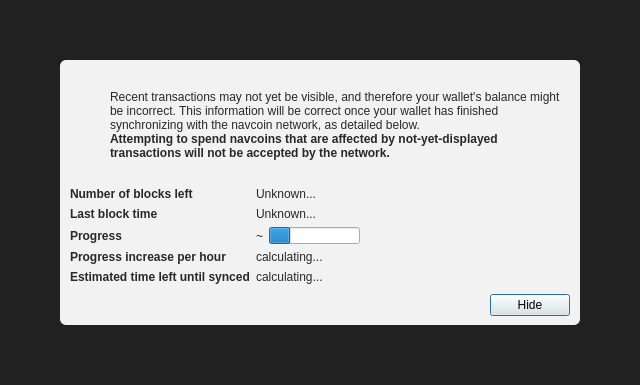
Old version of the form src/qt/forms/modaloverlay.ui in the repository navcoin/navcoin-core.
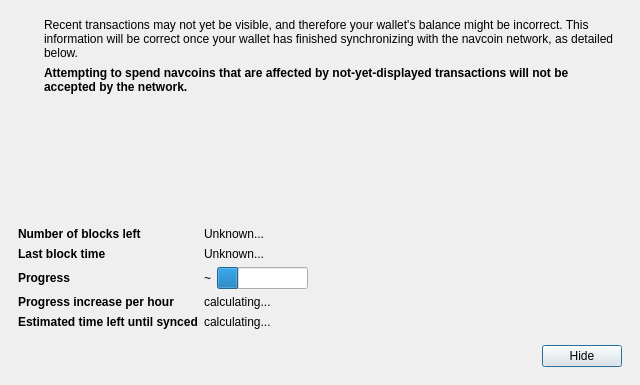
New version of the form. Icons and pictures are not drawn. Custom widgets are drawn as their Qt base class.

Commit message: Updated progress dialog to be scalale and follow theme colors

The edit to the form file:
```diff
--- a/src/qt/forms/modaloverlay.ui
+++ b/src/qt/forms/modaloverlay.ui
@@ -30,78 +30,20 @@
     <number>0</number>
    </property>
    <item>
-    <widget class="QWidget" name="bgWidget" native="true">
-     <property name="styleSheet">
-      <string notr="true">#bgWidget { background: rgba(0,0,0,220); }</string>
-     </property>
-     <layout class="QVBoxLayout" name="verticalLayoutMain" stretch="1">
-      <property name="leftMargin">
-       <number>60</number>
-      </property>
-      <property name="topMargin">
-       <number>60</number>
-      </property>
-      <property name="rightMargin">
-       <number>60</number>
-      </property>
-      <property name="bottomMargin">
-       <number>60</number>
-      </property>
+    <widget class="QWidget" name="progressBackground" native="true">
+     <layout class="QVBoxLayout" name="progressLayout" stretch="1">
       <item>
-       <widget class="QWidget" name="contentWidget" native="true">
-        <property name="styleSheet">
-         <string notr="true">#contentWidget { background: rgba(255,255,255,240); border-radius: 6px; }
-
-QLabel { color: rgb(40,40,40);  }</string>
-        </property>
-        <layout class="QVBoxLayout" name="verticalLayoutSub" stretch="1,0,0,0">
-         <property name="spacing">
-          <number>0</number>
-         </property>
-         <property name="leftMargin">
-          <number>10</number>
-         </property>
-         <property name="topMargin">
-          <number>10</number>
-         </property>
-         <property name="rightMargin">
-          <number>10</number>
-         </property>
-         <property name="bottomMargin">
-          <number>10</number>
-         </property>
+       <widget class="QWidget" name="progressContent" native="true">
+        <layout class="QVBoxLayout" name="progressLayoutInner" stretch="1,0,0,0">
          <item>
-          <layout class="QHBoxLayout" name="horizontalLayoutIconText" stretch="0,1">
-           <property name="topMargin">
-            <number>20</number>
-           </property>
+          <layout class="QHBoxLayout" name="iconTextLayout" stretch="0,1">
            <item>
-            <layout class="QVBoxLayout" name="verticalLayoutIcon">
-             <property name="leftMargin">
-              <number>0</number>
-             </property>
+            <layout class="QVBoxLayout" name="iconLayout">
              <item>
-              <widget class="QPushButton" name="warningIcon">
-               <property name="enabled">
-                <bool>false</bool>
-               </property>
+              <widget class="QLabel" name="warningIconLabel">
                <property name="text">
                 <string/>
                </property>
-               <property name="icon">
-                <iconset>
-                 <normaloff>:/icons/warning</normaloff>
-                 <disabledoff>:/icons/warning</disabledoff>:/icons/warning</iconset>
-               </property>
-               <property name="iconSize">
-                <size>
-                 <width>48</width>
-                 <height>48</height>
-                </size>
-               </property>
-               <property name="flat">
-                <bool>true</bool>
-               </property>
               </widget>
              </item>
              <item>
@@ -121,12 +63,6 @@
            </item>
            <item>
             <layout class="QVBoxLayout" name="verticalLayoutInfoText">
-             <property name="leftMargin">
-              <number>0</number>
-             </property>
-             <property name="topMargin">
-              <number>0</number>
-             </property>
              <item>
               <widget class="QLabel" name="infoText">
                <property name="text">
```
The commit also changes 6 other files.
